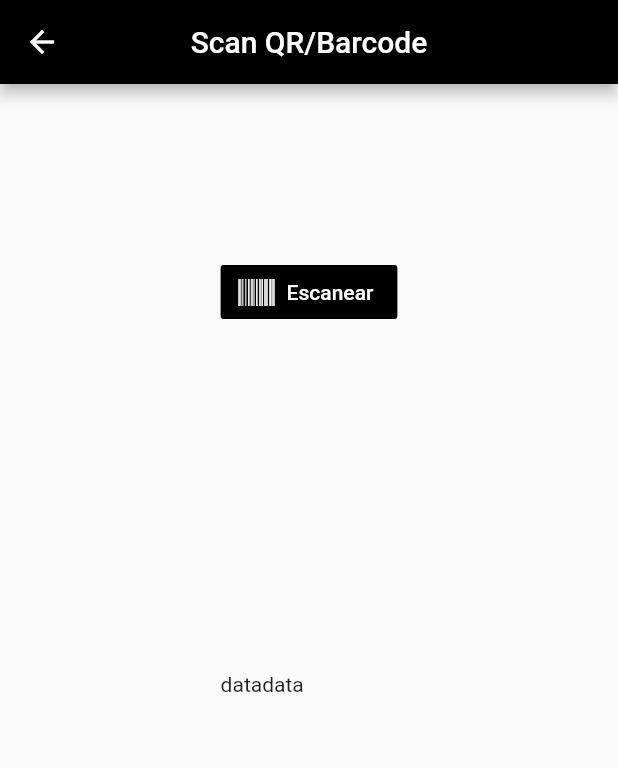
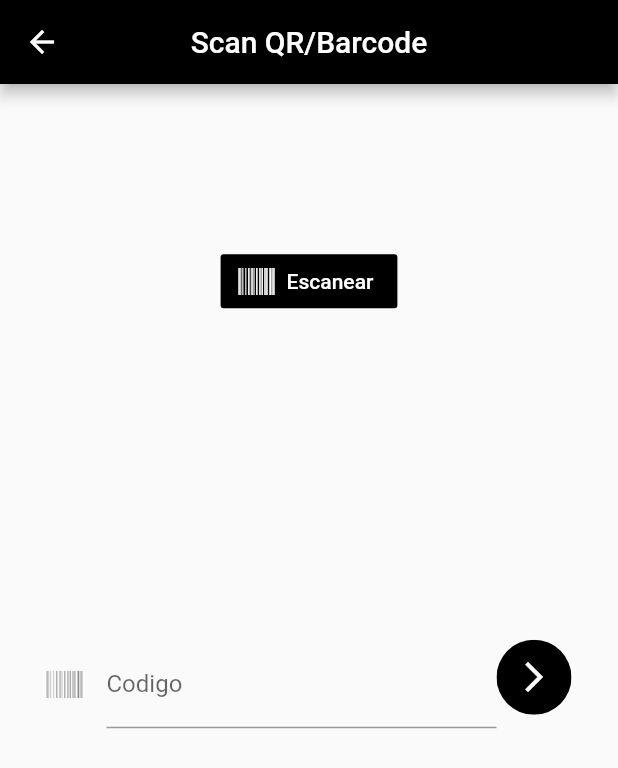
Before and after one commit to IvanDuarte1501199/stockQr, a Flutter app: the screen it shows after launch, after a tap on "Escanear", on a phone screen of 412 x 824 dp. Shown: the top 768 px of the screen. Run offline on Flutter 3.47's test engine with Material 2 defaults, Android fonts, the phone set to English and light mode, and no system bars; our stand-ins replace equatable, font_awesome_flutter, get_it, logger, provider_architecture, responsive_builder; missing offline and left inert: qrscan.

Commit message:
front terminado con qr andando

```diff
--- a/lib/views/scan_producto/scan_producto_mobile.dart
+++ b/lib/views/scan_producto/scan_producto_mobile.dart
@@ -28,7 +28,7 @@ class _ScanProductoMobile extends StatelessWidget {
   Widget _appBody() {
     return Center(
         child: Column(
-      crossAxisAlignment: CrossAxisAlignment.start,
+      // crossAxisAlignment: CrossAxisAlignment.center,
       mainAxisAlignment: MainAxisAlignment.spaceAround,
       children: [
         Container(
@@ -37,7 +37,7 @@ class _ScanProductoMobile extends StatelessWidget {
             icon: FaIcon(
               FontAwesomeIcons.barcode,
               color: Colors.white,
-            ), //`Icon` to display
+            ),
             label: Text(
               'Escanear',
               style: TextStyle(color: Colors.white),
@@ -47,13 +47,51 @@ class _ScanProductoMobile extends StatelessWidget {
             },
           ),
         ),
-        Wrap(
-          direction: Axis.horizontal,
-          children: [
-            Text("data"),
-            Text("data"),
-          ],
+        Container(
+          child: Wrap(
+            direction: Axis.horizontal,
+            alignment: WrapAlignment.center,
+            children: [
+              Container(
+                width: 300,
+                child: TextField(
+                  decoration: const InputDecoration(
+                    icon: FaIcon(FontAwesomeIcons.barcode),
+                    labelText: 'Codigo',
+                  ),
+                  controller: viewModel.controller,
+                  onChanged: (value) {
+                    viewModel.barcode = value;
+                  },
+                ),
+              ),
+              Container(
+                child: SizedBox.fromSize(
+                  size: Size(50, 50),
+                  child: ClipOval(
+                    child: Material(
+                      color: Colors.black,
+                      child: InkWell(
+                        splashColor: Colors.white,
+                        onTap: () async {},
+                        child: Column(
+                          mainAxisAlignment: MainAxisAlignment.center,
+                          children: <Widget>[
+                            Icon(
+                              Icons.arrow_forward_ios,
+                              color: Colors.white,
+                            ),
+                          ],
+                        ),
+                      ),
+                    ),
+                  ),
+                ),
+              ),
+            ],
+          ),
         ),
+        // Text("data"),
         Text(""),
       ],
     ));
--- a/lib/views/scan_producto/scan_producto_view.dart
+++ b/lib/views/scan_producto/scan_producto_view.dart
@@ -1,7 +1,6 @@
 library scan_producto_view;
 
 import 'package:font_awesome_flutter/font_awesome_flutter.dart';
-import 'package:qrscan/qrscan.dart' as scanner;
 import 'package:provider_architecture/provider_architecture.dart';
 import 'package:responsive_builder/responsive_builder.dart';
 import 'package:flutter/material.dart';
--- a/lib/views/scan_producto/scan_producto_view_model.dart
+++ b/lib/views/scan_producto/scan_producto_view_model.dart
@@ -1,12 +1,20 @@
+import 'package:flutter/cupertino.dart';
 import 'package:stock_qr/core/base/base_view_model.dart';
 import 'package:qrscan/qrscan.dart' as scanner;
 
 class ScanProductoViewModel extends BaseViewModel {
   ScanProductoViewModel();
-  String _barcode;
+  String _barcode = "";
   String get barcode => _barcode;
   set barcode(String barcode) {
     _barcode = barcode;
+    notifyListeners();
+  }
+
+  TextEditingController _controller = TextEditingController();
+  TextEditingController get controller => _controller;
+  set controller(TextEditingController controller) {
+    _controller = controller;
     notifyListeners();
   }
 
@@ -16,6 +24,7 @@ class ScanProductoViewModel extends BaseViewModel {
 
   Future scannear() async {
     barcode = await scanner.scan();
-    await verProducto();
+    controller.text = barcode;
+    // await verProducto();
   }
 }
```
